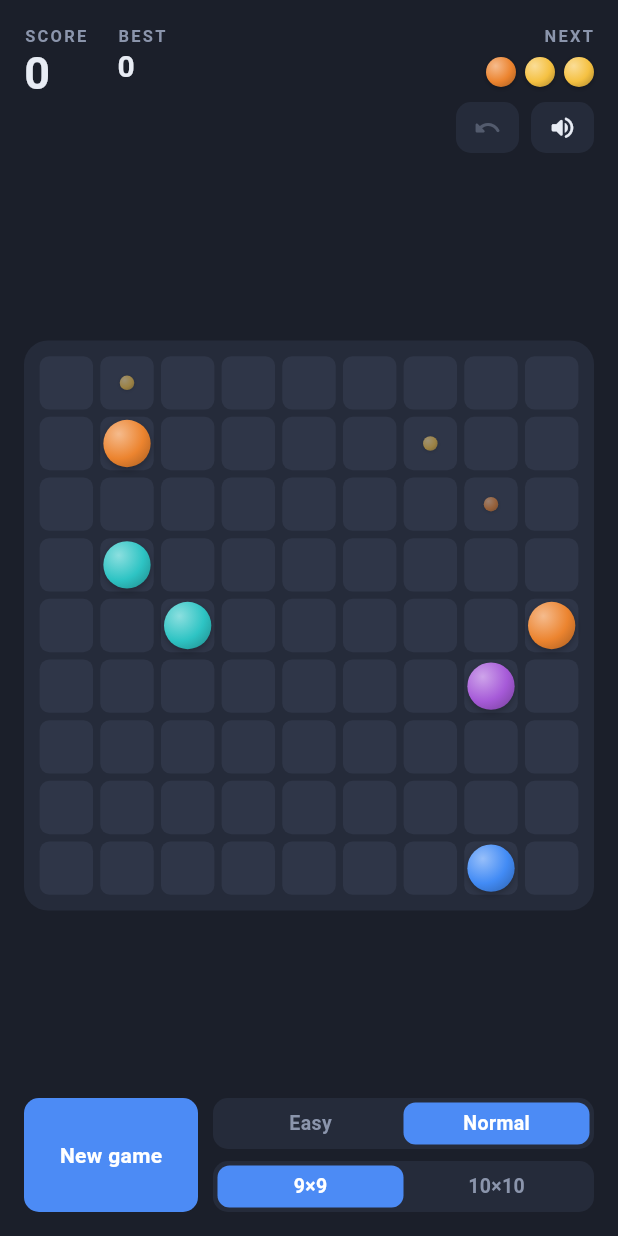
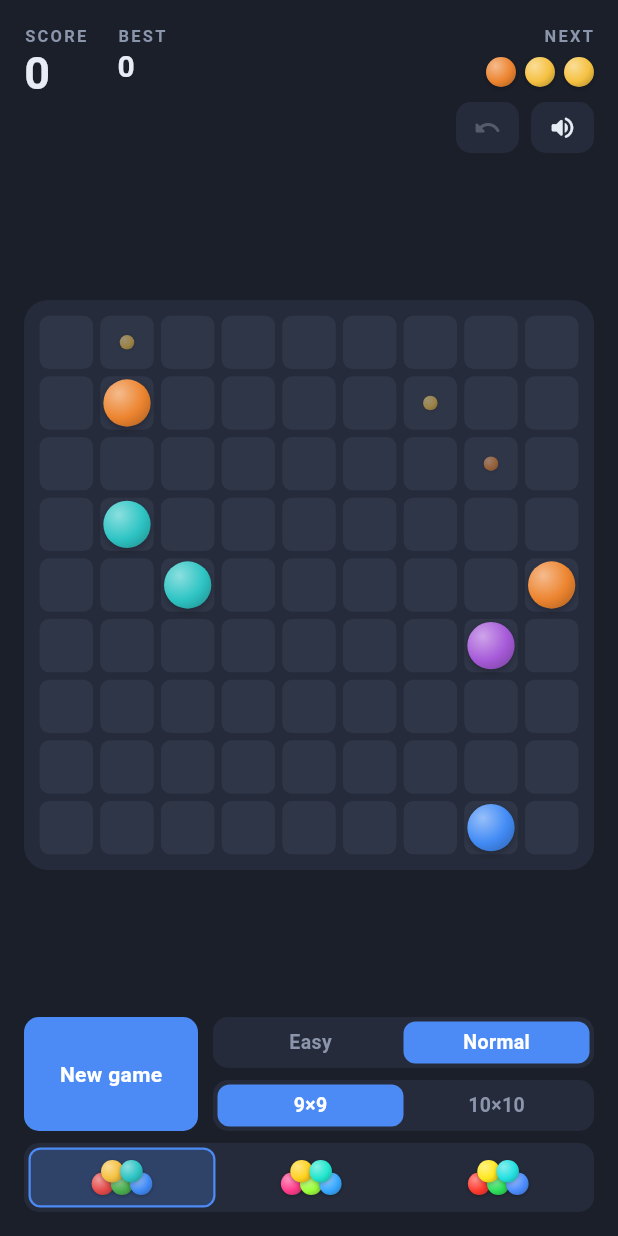
Before and after one commit to amuletgrey/ClassicLinesInFlutter, a Flutter app: the screen it shows after launch, on a phone screen of 412 x 824 dp. Run offline on Flutter 3.47's test engine with Material 3 defaults, Android fonts, the phone set to English and light mode, and no system bars; our stand-ins replace audioplayers, shared_preferences.

Commit message:
Add three ball palettes with a text-free picker
Classic, Neon (bright/electric), and High-contrast (RGB primaries + white)
palettes, chosen via a three-button control that shows a pile of balls in each
palette's colors — no labels. The board stores color indices, so switching a
palette only repaints existing balls and never resets the game in progress. The
choice is persisted (cfg_palette).

Also documents the palettes and the Skia rendering choice in README / AGENTS.

Co-Authored-By: Claude Opus 4.8 <noreply@anthropic.com>

```diff
--- a/lib/game_screen.dart
+++ b/lib/game_screen.dart
@@ -38,7 +38,13 @@ class _GameScreenState extends State<GameScreen>
 
   static const _kMinLine = 'cfg_minLine';
   static const _kBoardSize = 'cfg_boardSize';
+  static const _kPalette = 'cfg_palette';
   static const _kSave = 'save_state';
+
+  /// Which ball palette is active. Purely cosmetic — the board stores color
+  /// indices, so switching repaints the balls without disturbing the game.
+  int _paletteIndex = 0;
+  List<Color> get _ballColors => Palette.ballPalettes[_paletteIndex].colors;
 
   // ---- Interaction / animation state ----
   Cell? _selected;
@@ -83,6 +89,8 @@ class _GameScreenState extends State<GameScreen>
     _muted = p.getBool('muted') ?? false;
     _minLine = p.getInt(_kMinLine) ?? 5;
     _boardSize = p.getInt(_kBoardSize) ?? 9;
+    _paletteIndex =
+        (p.getInt(_kPalette) ?? 0).clamp(0, Palette.ballPalettes.length - 1);
     _sfx.init(muted: _muted);
 
     Board? resumed;
@@ -154,6 +162,15 @@ class _GameScreenState extends State<GameScreen>
     setState(() => _muted = !_muted);
     _sfx.muted = _muted;
     _prefs?.setBool('muted', _muted);
+  }
+
+  /// Repaints the balls in a different palette. Deliberately does not touch
+  /// `_board`, so the game in progress carries on untouched.
+  void _setPalette(int index) {
+    if (index == _paletteIndex) return;
+    HapticFeedback.selectionClick();
+    setState(() => _paletteIndex = index);
+    _prefs?.setInt(_kPalette, index);
   }
 
   String get _bestKey => 'hi_${_minLine == 4 ? 'easy' : 'normal'}_$_boardSize';
@@ -474,7 +491,7 @@ class _GameScreenState extends State<GameScreen>
             for (var i = 0; i < _board.plannedCount; i++)
               Padding(
                 padding: const EdgeInsets.only(left: 6),
-                child: Ball(color: Palette.ballColors[_board.nextColors[i]], diameter: 20),
+                child: Ball(color: _ballColors[_board.nextColors[i]], diameter: 20),
               ),
           ],
         ),
@@ -526,11 +543,15 @@ class _GameScreenState extends State<GameScreen>
   }
 
   Widget _controls() {
-    return Row(
+    return Column(
+      mainAxisSize: MainAxisSize.min,
+      children: [
+        Row(
           children: [
             SizedBox(
               width: 116,
-          child: _actionButton(label: 'New game', filled: true, height: 76, onTap: () => _newGame()),
+              child:
+                  _actionButton(label: 'New game', filled: true, height: 76, onTap: () => _newGame()),
             ),
             const SizedBox(width: 10),
             Expanded(
@@ -551,6 +572,69 @@ class _GameScreenState extends State<GameScreen>
               ),
             ),
           ],
+        ),
+        const SizedBox(height: 8),
+        _paletteRow(),
+      ],
+    );
+  }
+
+  /// Palette picker: one button per palette, each showing a pile of balls in
+  /// that palette's colors. No labels — the samples are the label.
+  Widget _paletteRow() {
+    return Container(
+      height: 46,
+      decoration: BoxDecoration(
+        color: Palette.boardPanel,
+        borderRadius: BorderRadius.circular(10),
+      ),
+      padding: const EdgeInsets.all(3),
+      child: Row(
+        children: [
+          for (var i = 0; i < Palette.ballPalettes.length; i++)
+            Expanded(
+              child: GestureDetector(
+                behavior: HitTestBehavior.opaque,
+                onTap: () => _setPalette(i),
+                child: AnimatedContainer(
+                  duration: const Duration(milliseconds: 150),
+                  margin: EdgeInsets.only(left: i == 0 ? 0 : 3),
+                  decoration: BoxDecoration(
+                    color: i == _paletteIndex
+                        ? Palette.accent.withValues(alpha: 0.25)
+                        : Colors.transparent,
+                    borderRadius: BorderRadius.circular(8),
+                    border: Border.all(
+                      color: i == _paletteIndex ? Palette.accent : Colors.transparent,
+                      width: 1.5,
+                    ),
+                  ),
+                  child: Center(child: _ballPile(Palette.ballPalettes[i].colors)),
+                ),
+              ),
+            ),
+        ],
+      ),
+    );
+  }
+
+  /// A small heap of balls — three across the bottom, two nestled on top.
+  Widget _ballPile(List<Color> colors) {
+    const d = 15.0;
+    return SizedBox(
+      width: d * 2.7,
+      height: d * 1.55,
+      child: Stack(
+        clipBehavior: Clip.none,
+        children: [
+          // Bottom row first so the top row overlaps it.
+          Positioned(left: 0, top: d * 0.55, child: Ball(color: colors[1], diameter: d)),
+          Positioned(left: d * 0.85, top: d * 0.55, child: Ball(color: colors[2], diameter: d)),
+          Positioned(left: d * 1.70, top: d * 0.55, child: Ball(color: colors[3], diameter: d)),
+          Positioned(left: d * 0.42, top: 0, child: Ball(color: colors[4], diameter: d)),
+          Positioned(left: d * 1.27, top: 0, child: Ball(color: colors[6], diameter: d)),
+        ],
+      ),
     );
   }
 
@@ -704,7 +788,7 @@ class _GameScreenState extends State<GameScreen>
         child: Center(
           child: Opacity(
             opacity: 0.55,
-            child: Ball(color: Palette.ballColors[_board.nextColors[i]], diameter: cell * 0.24),
+            child: Ball(color: _ballColors[_board.nextColors[i]], diameter: cell * 0.24),
           ),
         ),
       ));
@@ -735,7 +819,7 @@ class _GameScreenState extends State<GameScreen>
           child: Center(
             child: Transform.scale(
               scale: scale,
-              child: Ball(color: Palette.ballColors[color], diameter: ballSize),
+              child: Ball(color: _ballColors[color], diameter: ballSize),
             ),
           ),
         ));
@@ -758,7 +842,7 @@ class _GameScreenState extends State<GameScreen>
         width: cell,
         height: cell,
         child: Center(
-          child: Ball(color: Palette.ballColors[_moving!.color], diameter: ballSize),
+          child: Ball(color: _ballColors[_moving!.color], diameter: ballSize),
         ),
       ));
     }
```
Also changed, not shown: lib/palette.dart (+41 -3 lines), 3 other files. Lines whose indentation alone changed are shown as unchanged.
